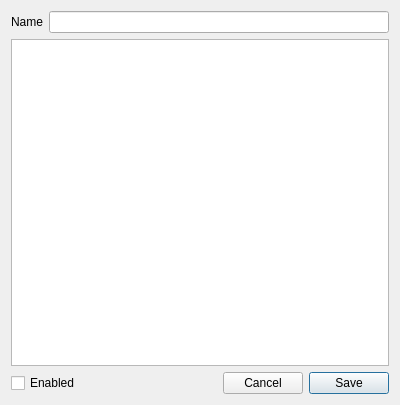
First picture: the form in interface/eventdialog.ui, repository Kuszki/AVR-Monitor, before the edit.
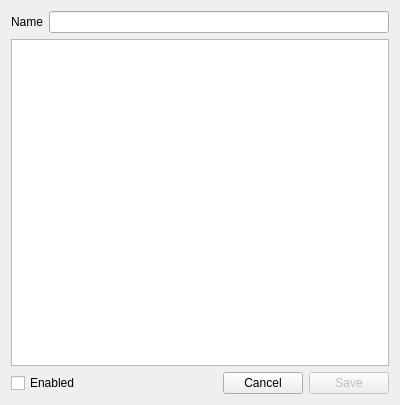
Second picture: the form after the edit. Icons and pictures are not drawn. Custom widgets are drawn as their Qt base class.

```diff
--- a/interface/eventdialog.ui
+++ b/interface/eventdialog.ui
@@ -65,6 +65,9 @@
      </item>
      <item>
       <widget class="QPushButton" name="saveButton">
+       <property name="enabled">
+        <bool>false</bool>
+       </property>
        <property name="text">
         <string>Save</string>
        </property>
```
Left out of the diff: 19 changed lines with no effect on the pictures.
